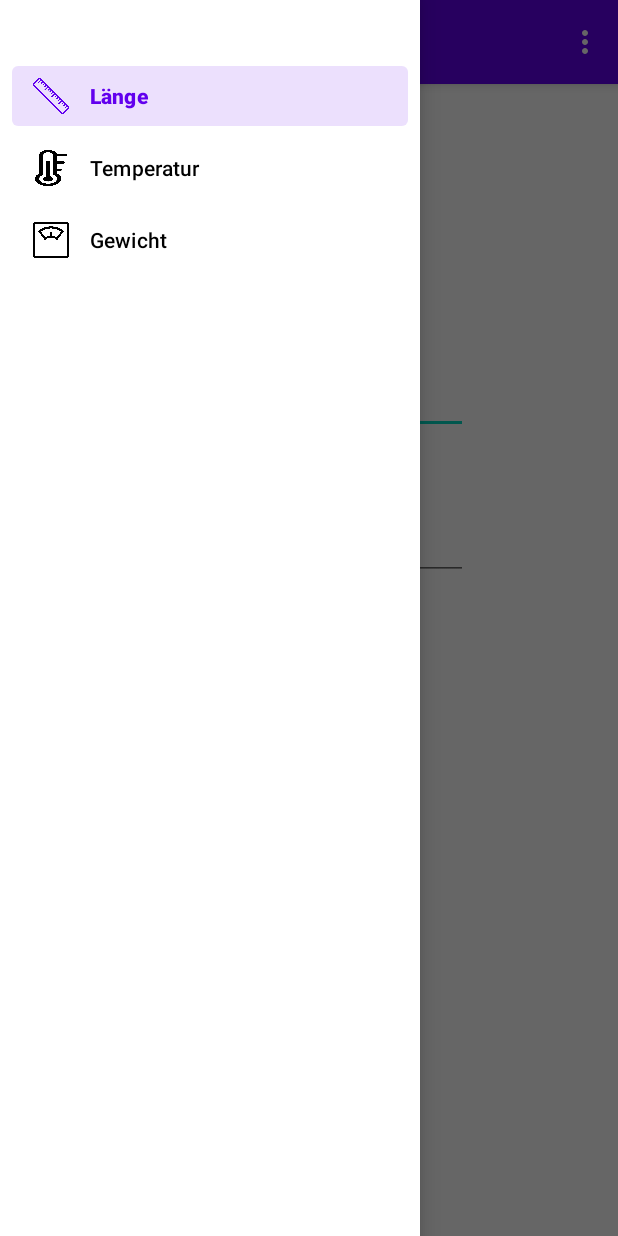
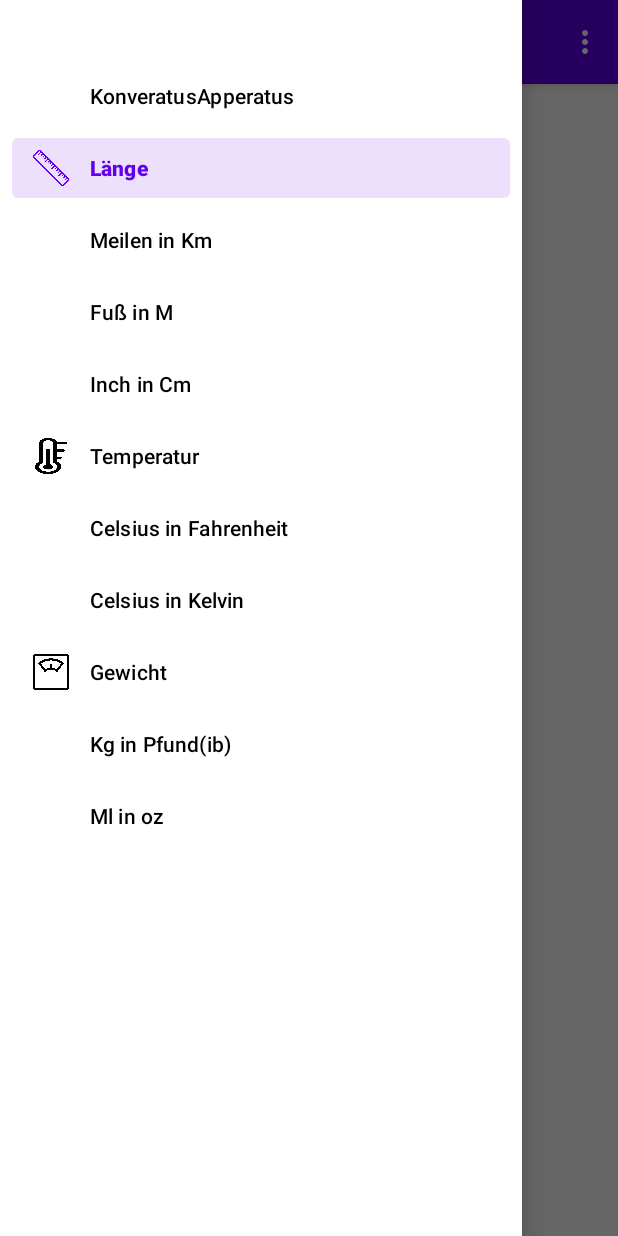
Before and after one commit to LmaoPewPew/KonveratusApperatus, an Android app: the screen it shows after launch (MainActivity), with the side drawer open, on a phone screen of 412 x 824 dp. Run offline under Robolectric (Android 15) with nearby library versions, the phone set to English and light mode, and no system bars; our stand-ins replace navigation-ui.

Commit message:
weitere sachen eingefügt

```diff
--- a/app/src/main/res/layout/activity_main.xml
+++ b/app/src/main/res/layout/activity_main.xml
@@ -15,13 +15,12 @@
 
     <com.google.android.material.navigation.NavigationView
         android:id="@+id/nav_view"
-        android:layout_width="wrap_content"
+        android:layout_width="match_parent"
         android:layout_height="match_parent"
         android:layout_gravity="start"
         android:fitsSystemWindows="true"
+        android:visibility="visible"
         app:headerLayout="@layout/nav_header_main"
-        app:menu="@menu/activity_main_drawer" >
-
-    </com.google.android.material.navigation.NavigationView>
+        app:menu="@menu/activity_main_drawer" />
 
 </androidx.drawerlayout.widget.DrawerLayout>
--- a/app/src/main/res/layout/nav_header_main.xml
+++ b/app/src/main/res/layout/nav_header_main.xml
@@ -6,7 +6,7 @@
     android:layout_height="wrap_content"
     android:background="@drawable/side_nav_bar"
     android:gravity="bottom"
-    android:orientation="vertical"
+    android:orientation="horizontal"
     android:paddingLeft="@dimen/activity_horizontal_margin"
     android:paddingTop="@dimen/activity_vertical_margin"
     android:paddingRight="@dimen/activity_horizontal_margin"
--- /dev/null
+++ b/app/src/main/res/layout/switch_item.xml
@@ -0,0 +1,11 @@
+<RelativeLayout
+    xmlns:android="http://schemas.android.com/apk/res/android"
+    android:layout_width="match_parent"
+    android:layout_height="match_parent">
+
+    <Switch
+        android:layout_width="wrap_content"
+        android:layout_height="wrap_content"
+        android:layout_centerHorizontal="true"
+        android:layout_centerVertical="true" />
+</RelativeLayout>
--- a/app/src/main/res/menu/activity_main_drawer.xml
+++ b/app/src/main/res/menu/activity_main_drawer.xml
@@ -4,18 +4,46 @@
     xmlns:tools="http://schemas.android.com/tools"
     tools:showIn="navigation_view">
 
+    <item android:title="@string/app_name" />
     <group android:checkableBehavior="single">
         <item
             android:id="@+id/nav_lenght"
             android:icon="@drawable/ruler"
             android:title="@string/menu_length" />
+        <group >
+            <item
+                android:id="@+id/nav_meilen_in_km"
+                android:title="@string/menu_meilen_in_km" />
+            <item
+                android:id="@+id/nav_fuß_in_m"
+                android:title="@string/menu_fuß_in_m" />
+            <item
+                android:id="@+id/nav_inch_in_cm"
+                android:title="@string/menu_inch_in_cm" />
+        </group>
         <item
             android:id="@+id/nav_temp"
             android:icon="@drawable/thermometer"
             android:title="@string/menu_temp" />
+        <group >
+            <item
+                android:id="@+id/nav_celsius_in_fahrenheit"
+                android:title="@string/menu_celsius_in_fahrenheit" />
+            <item
+                android:id="@+id/nav_celsius_in_kelvin"
+                android:title="@string/menu_celsius_in_kelvin" />
+        </group>
         <item
             android:id="@+id/nav_sweight"
             android:icon="@drawable/weight_scale"
             android:title="@string/menu_weight" />
+        <group >
+            <item
+                android:id="@+id/nav_kg_in_pfund"
+                android:title="@string/menu_kg_in_pfund" />
+            <item
+                android:id="@+id/nav_ml_in_oz"
+                android:title="@string/menu_ml_in_oz" />
+        </group>
     </group>
 </menu>
--- a/app/src/main/res/values/strings.xml
+++ b/app/src/main/res/values/strings.xml
@@ -10,4 +10,11 @@
     <string name="menu_length">Länge</string>
     <string name="menu_temp">Temperatur</string>
     <string name="menu_weight">Gewicht</string>
+    <string name="menu_meilen_in_km">Meilen in Km</string>
+    <string name="menu_fuß_in_m">Fuß in M</string>
+    <string name="menu_inch_in_cm">Inch in Cm</string>
+    <string name="menu_celsius_in_fahrenheit">Celsius in Fahrenheit</string>
+    <string name="menu_celsius_in_kelvin">Celsius in Kelvin</string>
+    <string name="menu_kg_in_pfund">Kg in Pfund(ib)</string>
+    <string name="menu_ml_in_oz">Ml in oz</string>
 </resources>
--- a/build.gradle
+++ b/build.gradle
@@ -5,7 +5,7 @@ buildscript {
         jcenter()
     }
     dependencies {
-        classpath 'com.android.tools.build:gradle:7.0.0-alpha05'
+        classpath 'com.android.tools.build:gradle:7.0.0-alpha08'
 
         // NOTE: Do not place your application dependencies here; they belong
         // in the individual module build.gradle files
```
Also changed, not shown: gradle/wrapper/gradle-wrapper.properties.
